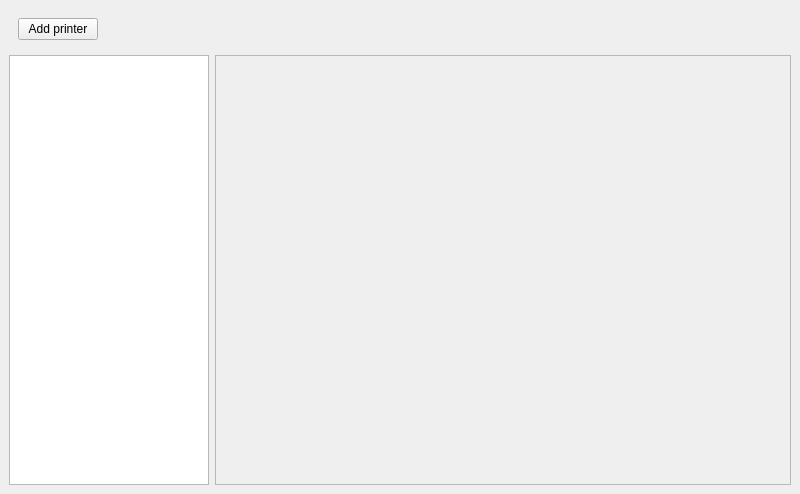
iserramacsa/mcomms, file ui/src/ui/mainwindow.ui: the form before one commit.
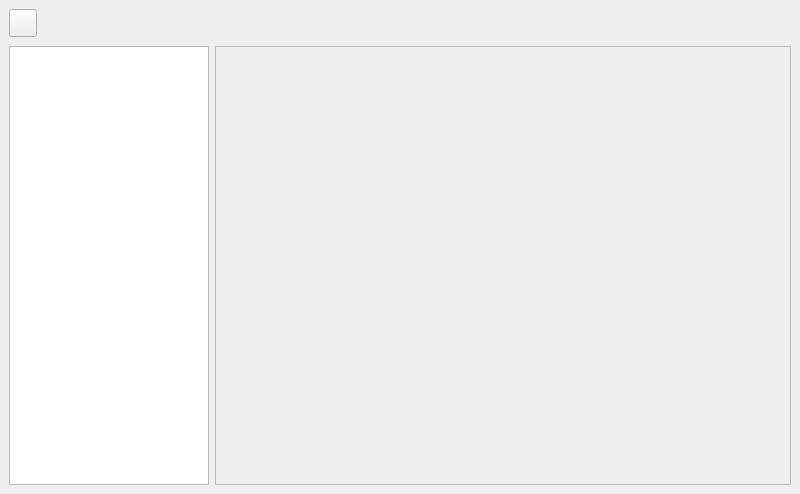
The form after the commit. Icons and pictures are not drawn.

Commit message: Add printerview class

Diff of the .ui file:
```diff
--- a/ui/src/ui/mainwindow.ui
+++ b/ui/src/ui/mainwindow.ui
@@ -31,23 +31,47 @@
       </property>
      </widget>
     </item>
-    <item row="1" column="1">
-     <widget class="QFrame" name="_framePrinter">
-      <property name="frameShape">
-       <enum>QFrame::StyledPanel</enum>
-      </property>
-      <property name="frameShadow">
-       <enum>QFrame::Raised</enum>
-      </property>
-     </widget>
-    </item>
     <item row="0" column="0" colspan="2">
      <widget class="QWidget" name="widget" native="true">
       <layout class="QHBoxLayout" name="horizontalLayout">
+       <property name="leftMargin">
+        <number>0</number>
+       </property>
+       <property name="topMargin">
+        <number>0</number>
+       </property>
+       <property name="rightMargin">
+        <number>0</number>
+       </property>
+       <property name="bottomMargin">
+        <number>3</number>
+       </property>
        <item>
         <widget class="QPushButton" name="_buttAddPrinter">
+         <property name="minimumSize">
+          <size>
+           <width>28</width>
+           <height>28</height>
+          </size>
+         </property>
+         <property name="maximumSize">
+          <size>
+           <width>28</width>
+           <height>28</height>
+          </size>
+         </property>
          <property name="text">
-          <string>Add printer</string>
+          <string/>
+         </property>
+         <property name="icon">
+          <iconset resource="../../resources/icons.qrc">
+           <normaloff>:/icons/printer.svg</normaloff>:/icons/printer.svg</iconset>
+         </property>
+         <property name="iconSize">
+          <size>
+           <width>18</width>
+           <height>18</height>
+          </size>
          </property>
         </widget>
        </item>
@@ -67,6 +91,16 @@
       </layout>
      </widget>
     </item>
+    <item row="1" column="1">
+     <widget class="QFrame" name="_printerHolder">
+      <property name="frameShape">
+       <enum>QFrame::StyledPanel</enum>
+      </property>
+      <property name="frameShadow">
+       <enum>QFrame::Raised</enum>
+      </property>
+     </widget>
+    </item>
    </layout>
   </widget>
  </widget>
```
Left out of the diff: 4 changed lines with no effect on the pictures. The commit also changes 9 other files.
